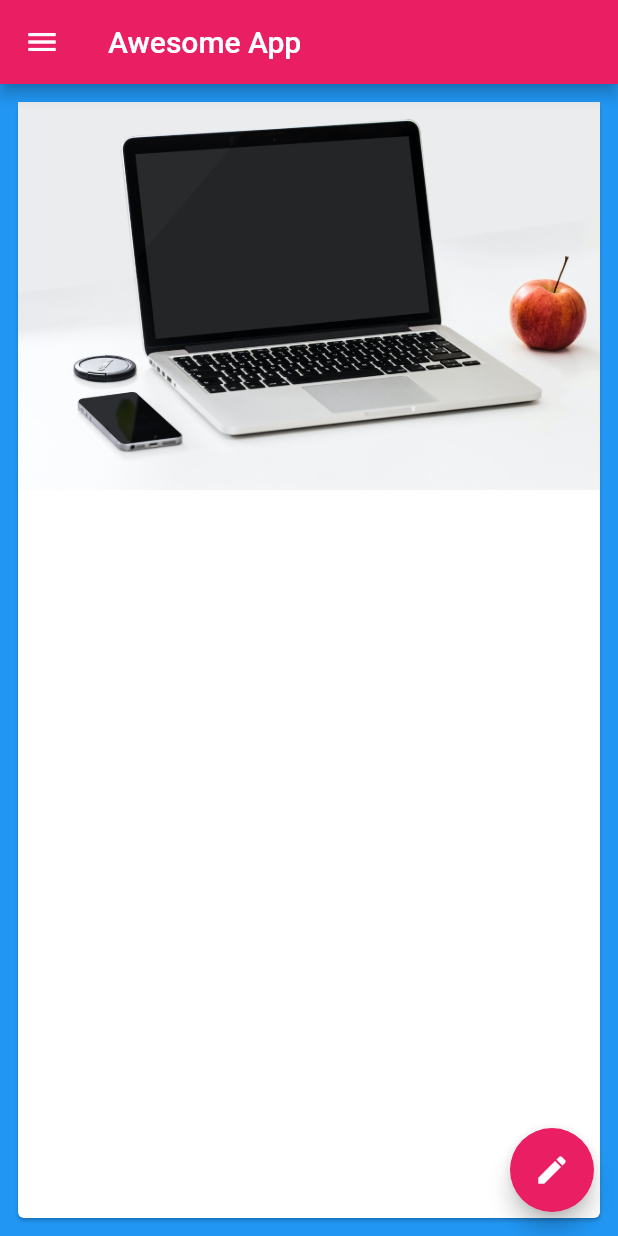
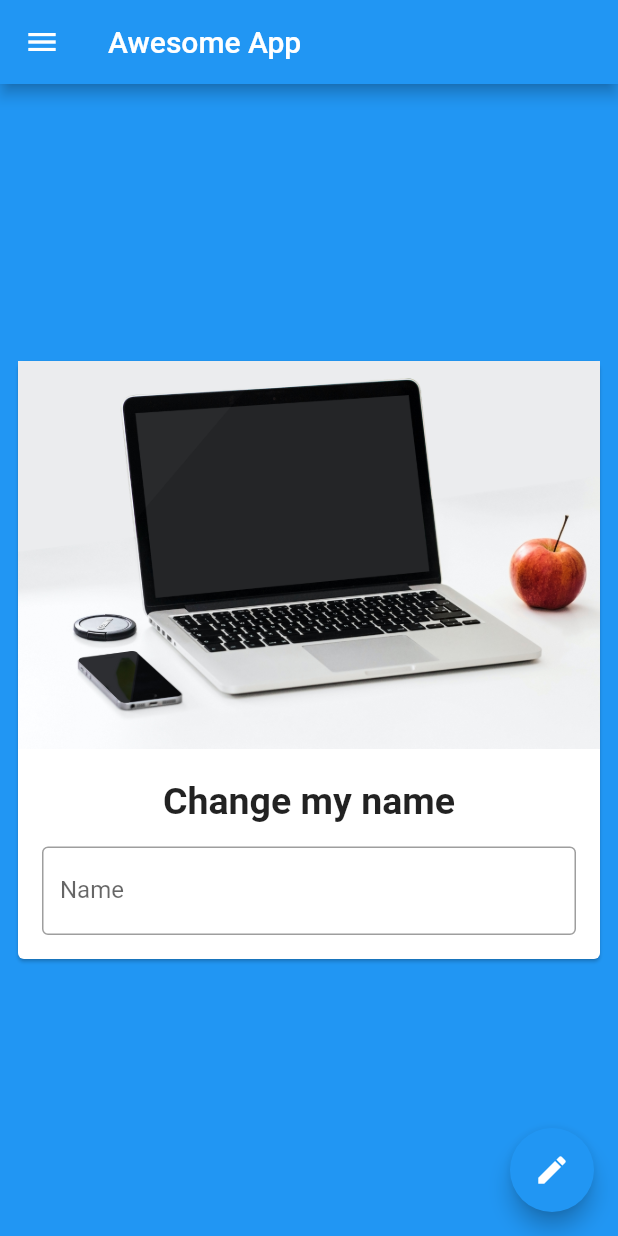
Before and after one commit to zubairbhuian/flutter-app, a Flutter app: the screen it shows after launch, on a phone screen of 412 x 824 dp. Run offline on Flutter 3.47's test engine with Material 2 defaults, Android fonts, the phone set to English and light mode, and no system bars.

Commit message:
flutter11.7

```diff
--- a/lib/main.dart
+++ b/lib/main.dart
@@ -4,7 +4,7 @@ void main() {
   runApp(MaterialApp(
     debugShowCheckedModeBanner: false,
     home: const HomePage(),
-    theme: ThemeData(primarySwatch: Colors.pink),
+    theme: ThemeData(primarySwatch: Colors.blue),
   ));
 }
 
@@ -48,14 +48,32 @@ class HomePage extends StatelessWidget {
       body: Center(
         child: Padding(
           padding: const EdgeInsets.all(8.0),
+          child: SingleChildScrollView(
             child: Card(
               child: Column(
                 children: [
                 Image.asset(
                   "assets/one.jpg",
                   ),
+                const SizedBox(
+                  height: 20,
+                ),
+                const Text(
+                  "Change my name",
+                  style:TextStyle(fontSize: 25,fontWeight:FontWeight.bold),
+
+                ),
+                const Padding(
+                  padding:EdgeInsets.all(16),
+                  child:  TextField(
+                    decoration: InputDecoration(
+                      border:OutlineInputBorder(),
+                      hintText: "Enter Some Text",labelText: "Name"),
+                  )
+                )
               ]),
 
+            ),
           ),
         ),
       ),
```
Lines whose indentation alone changed are shown as unchanged.
